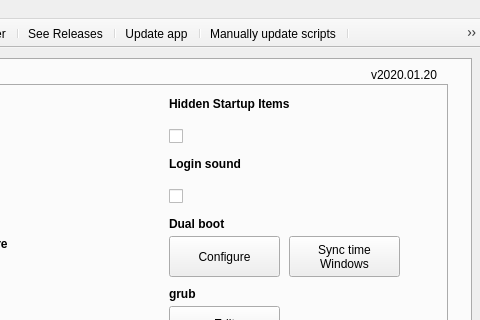
Before: the Qt Designer form src/mainwindow.ui in adgellida/ubunsys, drawn with Qt 5; both pictures show x 169 to 649 and y 0 to 320 of the 649 by 682 pixel window.
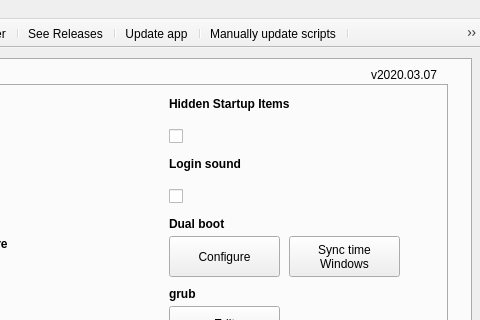
After: the same form once the commit is applied. The open tabs and pages were chosen to show the change. Icons and pictures are not drawn.

Diff of the .ui file:
```diff
--- a/src/mainwindow.ui
+++ b/src/mainwindow.ui
@@ -3982,7 +3982,7 @@
      </rect>
     </property>
     <property name="text">
-     <string>v2020.01.20</string>
+     <string>v2020.03.07</string>
     </property>
    </widget>
   </widget>
```
Left out of the diff: 29 changed lines with no effect on the pictures.
